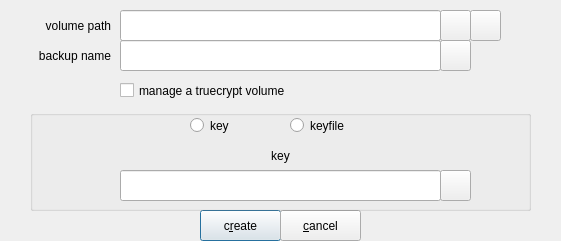
Qt form zuluCrypt-gui/managevolumeheader.ui (mhogomchungu/zuluCrypt) before a commit.
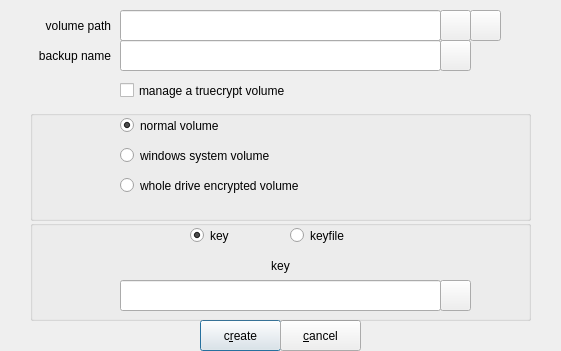
The same form after that commit.

The edit to the form file:
```diff
--- a/zuluCrypt-gui/managevolumeheader.ui
+++ b/zuluCrypt-gui/managevolumeheader.ui
@@ -10,7 +10,7 @@
     <x>0</x>
     <y>0</y>
     <width>561</width>
-    <height>241</height>
+    <height>351</height>
    </rect>
   </property>
   <property name="windowTitle">
@@ -65,7 +65,7 @@
    <property name="geometry">
     <rect>
      <x>200</x>
-     <y>210</y>
+     <y>320</y>
      <width>81</width>
      <height>31</height>
     </rect>
@@ -84,7 +84,7 @@
    <property name="geometry">
     <rect>
      <x>280</x>
-     <y>210</y>
+     <y>320</y>
      <width>81</width>
      <height>31</height>
     </rect>
@@ -158,7 +158,7 @@
    <property name="geometry">
     <rect>
      <x>30</x>
-     <y>110</y>
+     <y>220</y>
      <width>501</width>
      <height>101</height>
     </rect>
@@ -204,6 +204,9 @@
     <property name="text">
      <string>key</string>
     </property>
+    <property name="checked">
+     <bool>true</bool>
+    </property>
    </widget>
    <widget class="QRadioButton" name="rbKeyFile">
     <property name="geometry">
@@ -251,6 +254,61 @@
     <string>manage a truecrypt volume</string>
    </property>
   </widget>
+  <widget class="QGroupBox" name="groupBox_2">
+   <property name="geometry">
+    <rect>
+     <x>30</x>
+     <y>110</y>
+     <width>501</width>
+     <height>111</height>
+    </rect>
+   </property>
+   <property name="title">
+    <string/>
+   </property>
+   <widget class="QRadioButton" name="rbNormalTrueCrypt">
+    <property name="geometry">
+     <rect>
+      <x>90</x>
+      <y>0</y>
+      <width>401</width>
+      <height>31</height>
+     </rect>
+    </property>
+    <property name="text">
+     <string>normal volume</string>
+    </property>
+    <property name="checked">
+     <bool>true</bool>
+    </property>
+   </widget>
+   <widget class="QRadioButton" name="rbSystemTrueCrypt">
+    <property name="geometry">
+     <rect>
+      <x>90</x>
+      <y>30</y>
+      <width>401</width>
+      <height>31</height>
+     </rect>
+    </property>
+    <property name="text">
+     <string>windows system volume</string>
+    </property>
+   </widget>
+   <widget class="QRadioButton" name="rbFDETrueCrypt">
+    <property name="geometry">
+     <rect>
+      <x>90</x>
+      <y>60</y>
+      <width>401</width>
+      <height>31</height>
+     </rect>
+    </property>
+    <property name="text">
+     <string>whole drive encrypted volume</string>
+    </property>
+   </widget>
+  </widget>
  </widget>
  <tabstops>
   <tabstop>lineEditBackUpName</tabstop>
```
